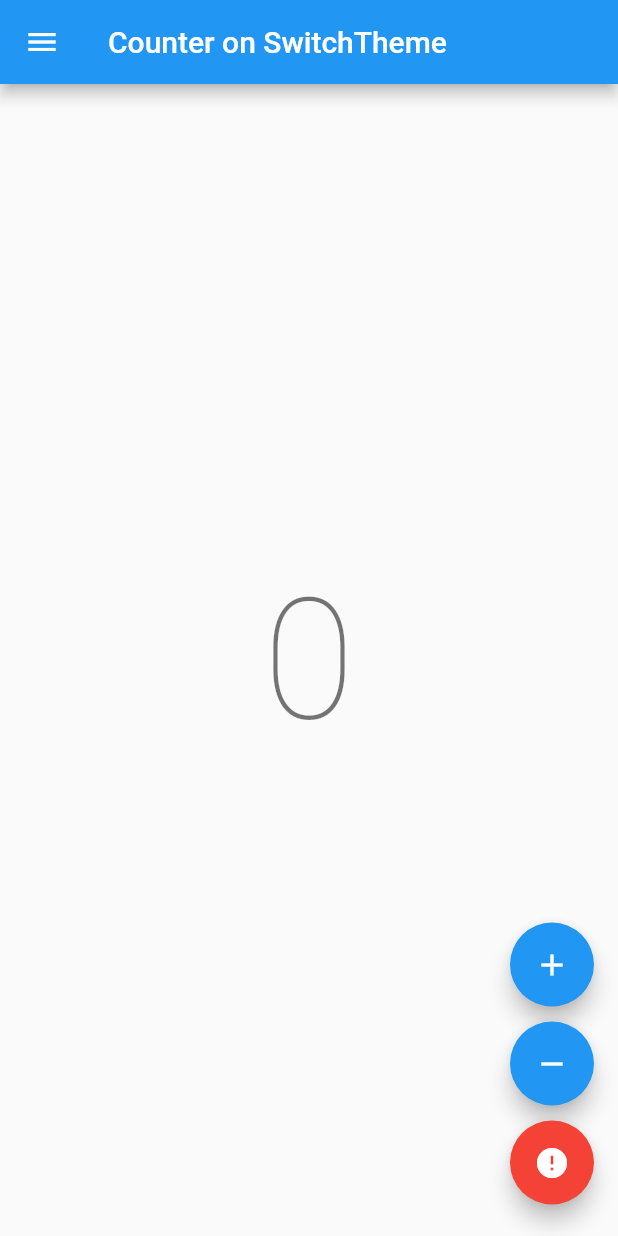
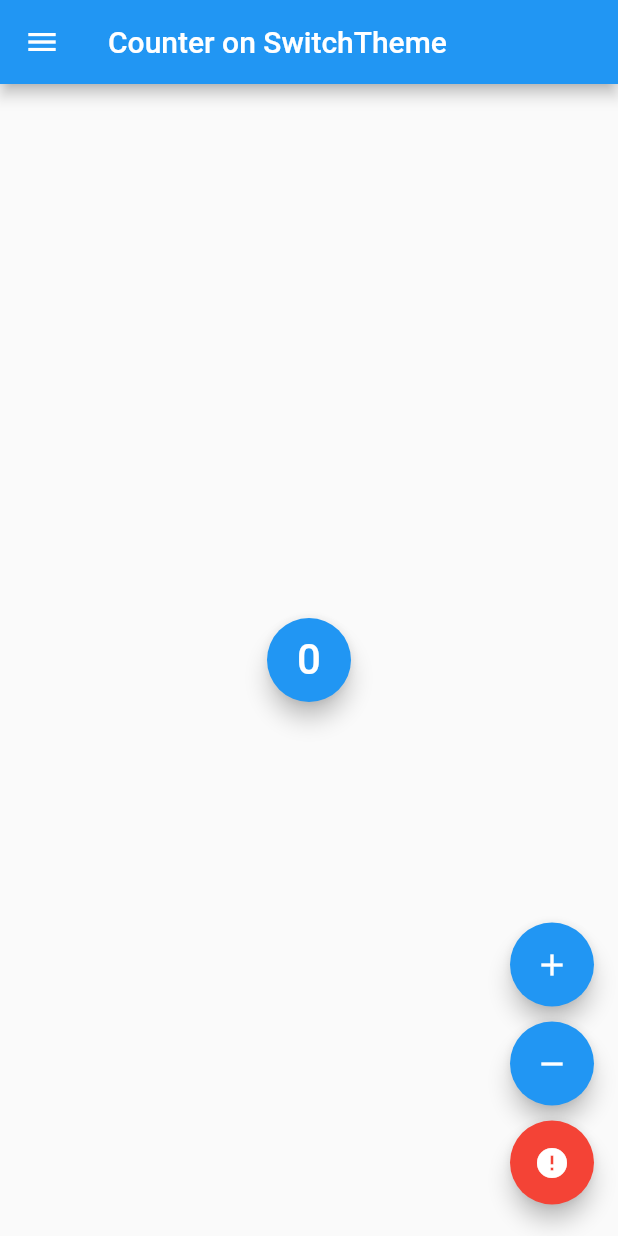
Before and after one commit to KonstantinDuda/flutter_BLoC, a Flutter app: the screen it shows after launch, on a phone screen of 412 x 824 dp. Run offline on Flutter 3.47's test engine with Material 2 defaults, Android fonts, the phone set to English and light mode, and no system bars; our stand-ins replace flutter_bloc.

Commit message:
Counter is a button now
Поместил счетчик внутрь кнопки и присвоил ему тему текста которую перегрузил в блоке.

```diff
--- a/lib/view/counter_page.dart
+++ b/lib/view/counter_page.dart
@@ -32,13 +32,22 @@ class CounterPage extends StatelessWidget {
       body: BlocBuilder<CounterBloc, int>(
         builder: (_, count) {
           return Center(
+            child: Container(
+              //width: 50.0,
+              //height: 50.0,
+              child: FloatingActionButton(
+                child: Center(
                 child: Text(
                 // Выводим каунт которым управляет и который
                 // прослушивает Блок строитель
                 '$count',
                 // Указываем стиль текста, чтоб менялся цвет
                 // когда меняет тему приложения
-              style: Theme.of(context).textTheme.headline1,
+                style: Theme.of(context).textTheme.headline6,
+                ),),
+                onPressed: (){},
+              ),
+              //),
             ),
           );
         },
```
Lines whose indentation alone changed are shown as unchanged.
